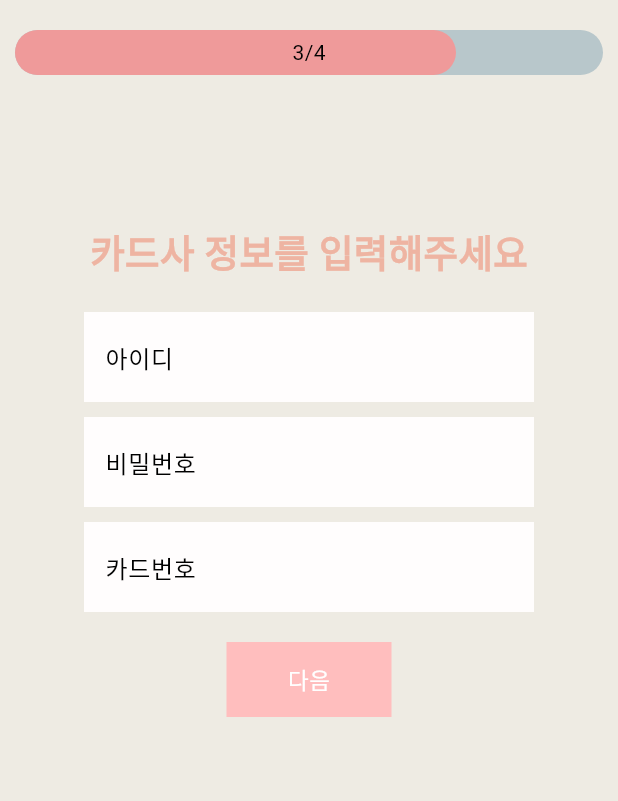
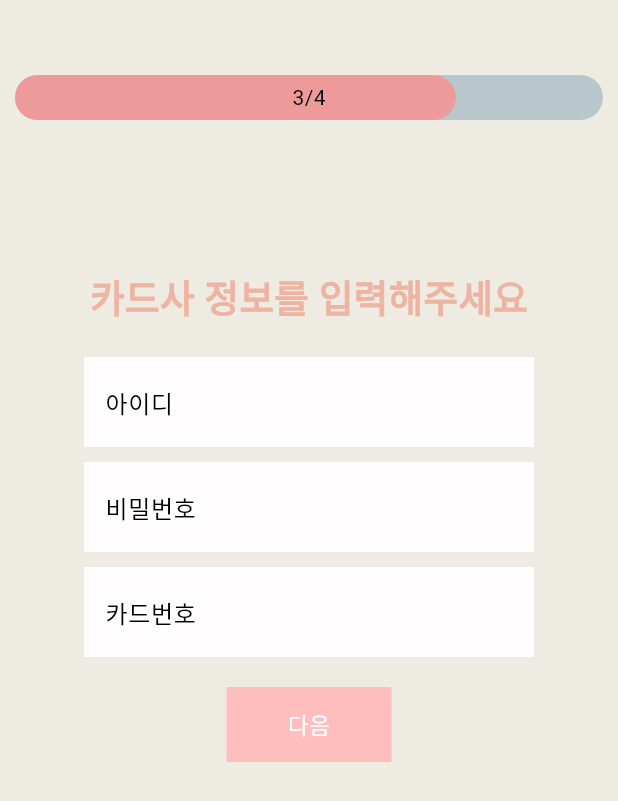
Before and after one commit to ejoohee/richminime, a Flutter app: the SignUp3 screen opened directly with empty values, on a phone screen of 412 x 824 dp. Shown: the top 801 px of the screen. Run offline on Flutter 3.47's test engine with Material 3 defaults, Android fonts, the light colour scheme and no system bars; drawn by our look-alikes of percent_indicator; our stand-ins replace flutter_secure_storage; missing offline and left inert: flame; accounts and stored records are empty.

Commit message:
Feat : 배포 서버와 연동 성공

```diff
--- a/front/richminime/lib/constants/api.dart
+++ b/front/richminime/lib/constants/api.dart
@@ -1,4 +1,4 @@
 class Api {
-  static const BASE_URL = "http://richminime.site/api";
+  static const BASE_URL = "https://richminime.site/api";
   // static const BASE_URL = "http://10.0.2.2:8080/api";
 }
--- a/front/richminime/lib/screens/login.dart
+++ b/front/richminime/lib/screens/login.dart
@@ -48,7 +48,7 @@ class _LoginState extends State<Login> {
     //read 함수를 통하여 key값에 맞는 정보를 불러오게 됩니다. 이때 불러오는 결과의 타입은 String 타입임을 기억해야 합니다.
     //(데이터가 없을때는 null을 반환을 합니다.)
     String? token = await storage.read(key: "accessToken");
-    print(token);
+    // print(token);
 
     if (!context.mounted) return;
     //token의 정보가 있다면 바로 로그아웃 페이지로 넝어가게 합니다.
--- a/front/richminime/lib/screens/sign_up.dart
+++ b/front/richminime/lib/screens/sign_up.dart
@@ -30,7 +30,7 @@ class _SignUpState extends State<SignUp> {
       backgroundColor: Theme.of(context).colorScheme.background,
       body: Column(
         children: [
-          const SizedBox(height: 20),
+          const SizedBox(height: 50),
           LinearPercentIndicator(
             alignment: MainAxisAlignment.center,
             width: MediaQuery.of(context).size.width,
--- a/front/richminime/lib/screens/sign_up2.dart
+++ b/front/richminime/lib/screens/sign_up2.dart
@@ -121,7 +121,7 @@ class _SignUp2State extends State<SignUp2> with SingleTickerProviderStateMixin {
     return Scaffold(
       body: Column(
         children: [
-          const SizedBox(height: 20),
+          const SizedBox(height: 50),
           LinearPercentIndicator(
             alignment: MainAxisAlignment.center,
             width: MediaQuery.of(context).size.width,
--- a/front/richminime/lib/screens/sign_up3.dart
+++ b/front/richminime/lib/screens/sign_up3.dart
@@ -66,7 +66,7 @@ class _SignUp3State extends State<SignUp3> with SingleTickerProviderStateMixin {
     _controller.forward();
   }
 
-  onNextButtonTap() async {
+  Future onNextButtonTap() async {
     setState(() {
       isLoading = true; // 로딩 시작
     });
@@ -114,7 +114,7 @@ class _SignUp3State extends State<SignUp3> with SingleTickerProviderStateMixin {
             scrollDirection: Axis.vertical,
             child: Column(
               children: [
-                const SizedBox(height: 20),
+                const SizedBox(height: 50),
                 LinearPercentIndicator(
                   alignment: MainAxisAlignment.center,
                   width: MediaQuery.of(context).size.width,
--- a/front/richminime/lib/screens/sign_up4.dart
+++ b/front/richminime/lib/screens/sign_up4.dart
@@ -180,7 +180,7 @@ class _SignUp4State extends State<SignUp4> with SingleTickerProviderStateMixin {
         child: Column(
           // Column 위젯을 사용하여 위젯을 세로로 배치
           children: [
-            const SizedBox(height: 20),
+            const SizedBox(height: 50),
             LinearPercentIndicator(
               alignment: MainAxisAlignment.center,
               width: MediaQuery.of(context).size.width,
--- a/front/richminime/pubspec.yaml
+++ b/front/richminime/pubspec.yaml
@@ -35,10 +35,13 @@ dependencies:
   # The following adds the Cupertino Icons font to your application.
   # Use with the CupertinoIcons class for iOS style icons.
   cupertino_icons: ^1.0.2
-  http: ^1.1.0
+  http: ^0.13.3
+  # http: ^1.1.0
+  http_interceptor: ^1.0.2
   url_launcher: ^6.1.14
   flame: ^1.8.2
   percent_indicator: ^4.2.3
+
   # credit_card_input_form: ^2.3.0
 
 dev_dependencies:
```
Also changed, not shown: front/richminime/pubspec.lock.
